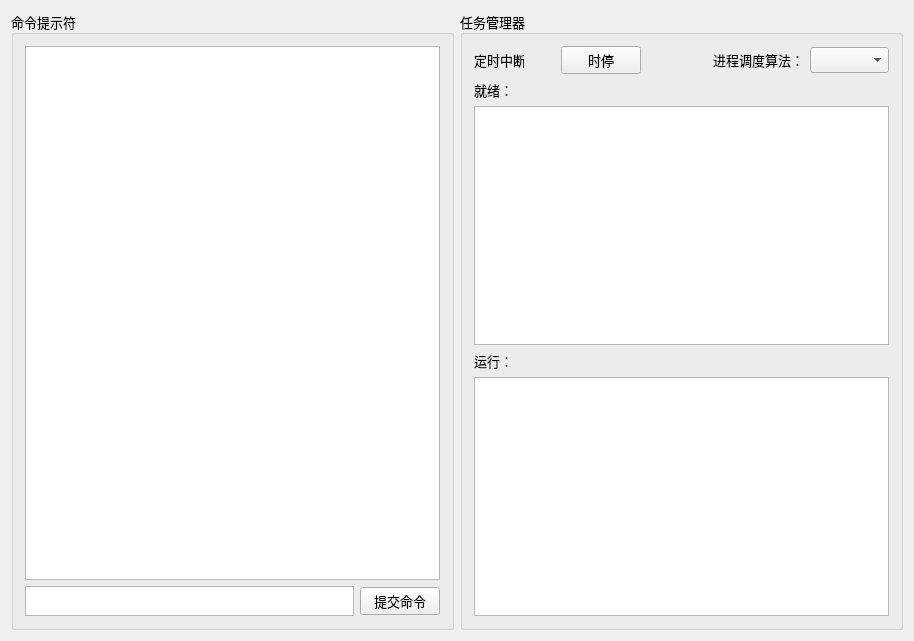
demoOS-BUPT/demoOS, file demoOS/source/mainwindow.ui: the form before one commit.
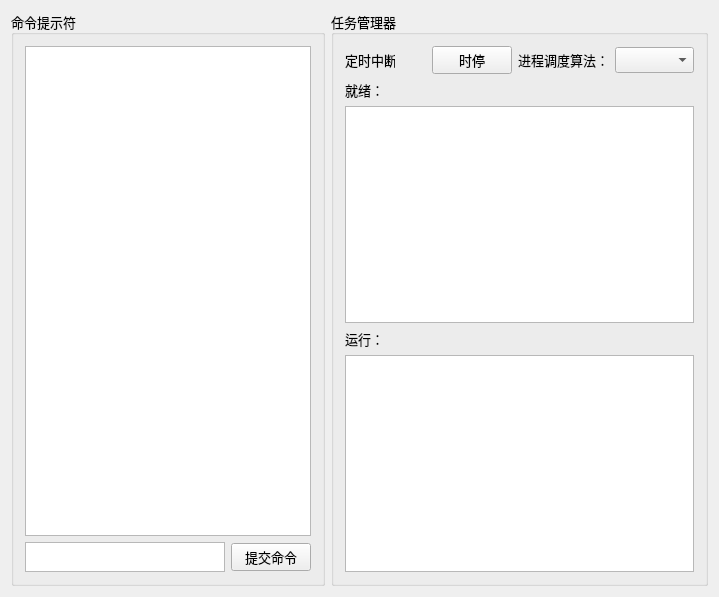
The form after the commit. Icons and pictures are not drawn.

```diff
--- a/demoOS/source/mainwindow.ui
+++ b/demoOS/source/mainwindow.ui
@@ -6,8 +6,8 @@
    <rect>
     <x>0</x>
     <y>0</y>
-    <width>914</width>
-    <height>641</height>
+    <width>686</width>
+    <height>597</height>
    </rect>
   </property>
   <property name="windowTitle">
@@ -17,6 +17,9 @@
    <iconset resource="../resource/res.qrc">
     <normaloff>:/icon/icon</normaloff>:/icon/icon</iconset>
   </property>
+  <property name="styleSheet">
+   <string notr="true"/>
+  </property>
   <widget class="QWidget" name="centralWidget">
    <layout class="QHBoxLayout" name="horizontalLayout_3">
     <item>
```
Left out of the diff: 18 changed lines with no effect on the pictures.
